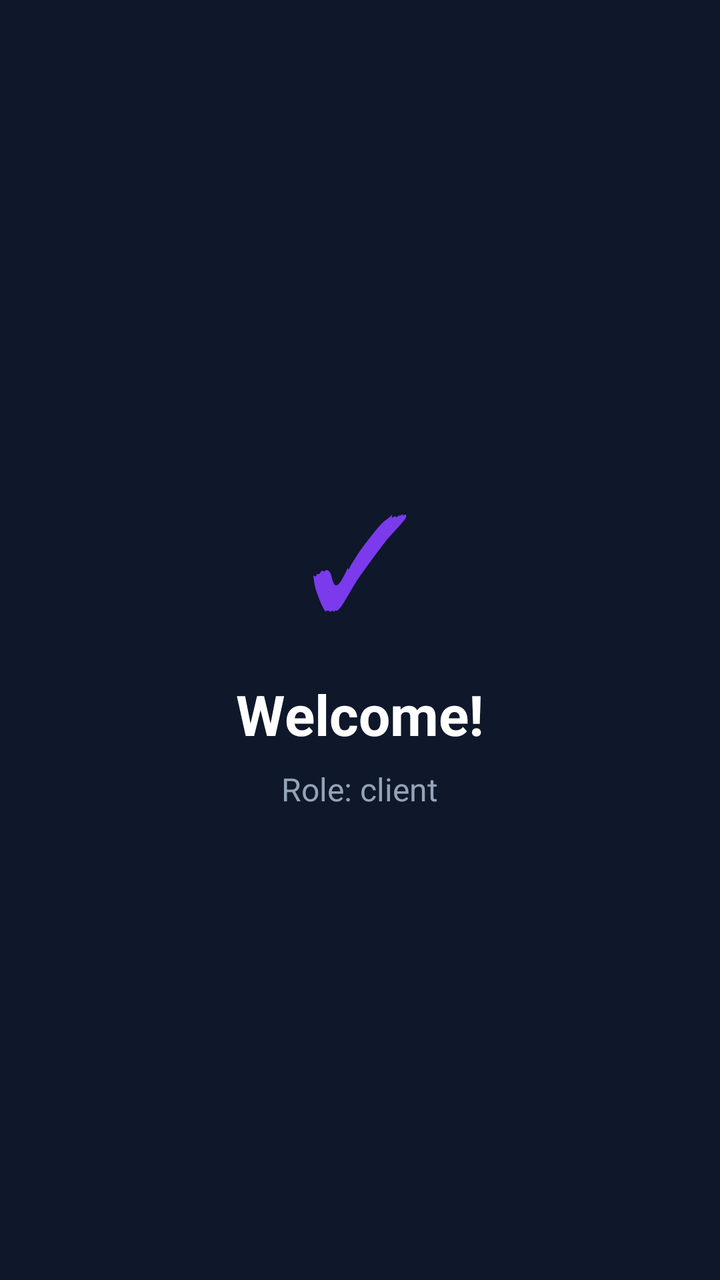
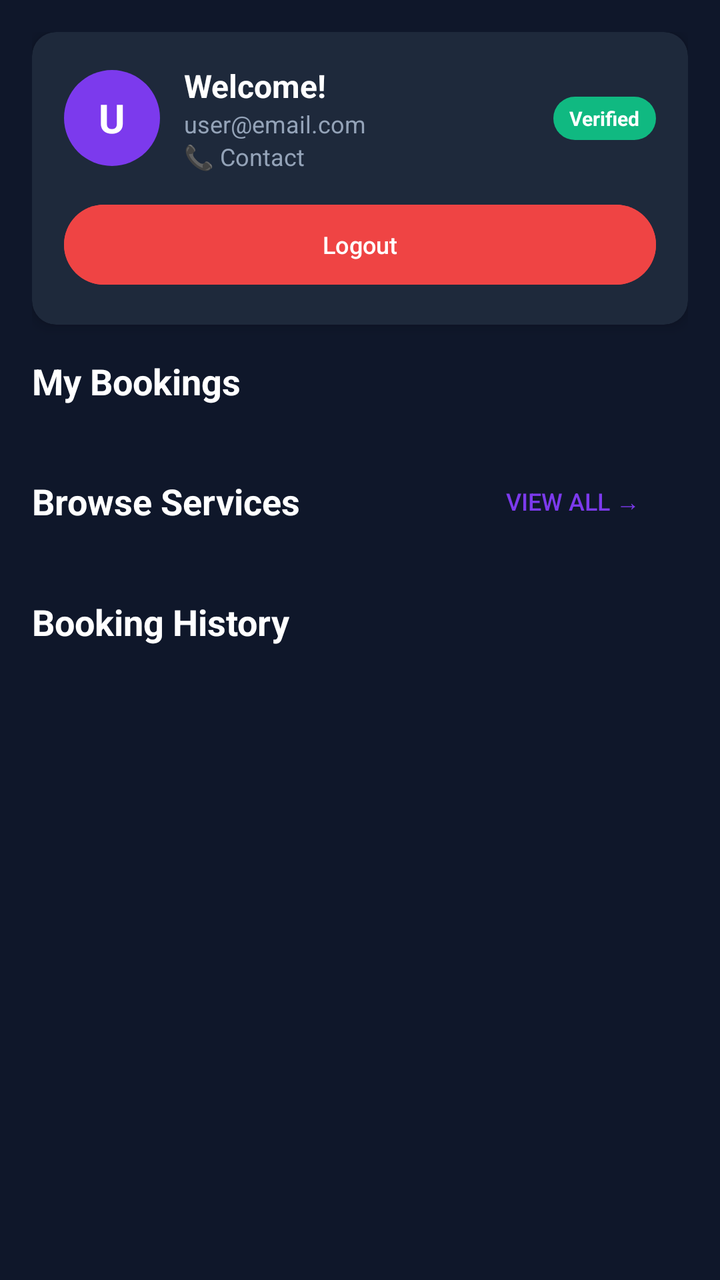

An Android layout rendered at two revisions. The XML below is the earlier revision; the diff shows what the commit changed to produce the second picture.
<!-- AndroidManifest.xml: application theme Theme.CleanIT -->
<!-- res/layout/activity_home.xml -->
<?xml version="1.0" encoding="utf-8"?>
<LinearLayout xmlns:android="http://schemas.android.com/apk/res/android"
    android:layout_width="match_parent"
    android:layout_height="match_parent"
    android:orientation="vertical"
    android:gravity="center"
    android:background="#0F172A"
    android:padding="24dp">

    <TextView
        android:layout_width="wrap_content"
        android:layout_height="wrap_content"
        android:text="✓"
        android:textSize="64sp"
        android:textColor="#7C3AED"
        android:layout_marginBottom="16dp"/>

    <TextView
        android:id="@+id/tvWelcome"
        android:layout_width="wrap_content"
        android:layout_height="wrap_content"
        android:text="Welcome!"
        android:textSize="28sp"
        android:textStyle="bold"
        android:textColor="#FFFFFF"
        android:layout_marginBottom="8dp"/>

    <TextView
        android:id="@+id/tvRole"
        android:layout_width="wrap_content"
        android:layout_height="wrap_content"
        android:text="Role: client"
        android:textSize="16sp"
        android:textColor="#94A3B8"/>

</LinearLayout>
<!-- resources referenced by this layout -->
<resources>
  <style name="Theme.CleanIT" parent="Base.Theme.CleanIT" />
  <style name="Base.Theme.CleanIT" parent="Theme.Material3.DayNight.NoActionBar">
          
          
      </style>
</resources>

<!-- the commit's change to res/layout/activity_home.xml (unified diff, before → after) -->
@@ -1,36 +1,274 @@
 <?xml version="1.0" encoding="utf-8"?>
-<LinearLayout xmlns:android="http://schemas.android.com/apk/res/android"
+<ScrollView xmlns:android="http://schemas.android.com/apk/res/android"
+    xmlns:app="http://schemas.android.com/apk/res-auto"
     android:layout_width="match_parent"
     android:layout_height="match_parent"
-    android:orientation="vertical"
-    android:gravity="center"
     android:background="#0F172A"
-    android:padding="24dp">
-
-    <TextView
-        android:layout_width="wrap_content"
+    android:fillViewport="true">
+
+    <LinearLayout
+        android:layout_width="match_parent"
         android:layout_height="wrap_content"
-        android:text="✓"
-        android:textSize="64sp"
-        android:textColor="#7C3AED"
-        android:layout_marginBottom="16dp"/>
-
-    <TextView
-        android:id="@+id/tvWelcome"
-        android:layout_width="wrap_content"
-        android:layout_height="wrap_content"
-        android:text="Welcome!"
-        android:textSize="28sp"
-        android:textStyle="bold"
-        android:textColor="#FFFFFF"
-        android:layout_marginBottom="8dp"/>
-
-    <TextView
-        android:id="@+id/tvRole"
-        android:layout_width="wrap_content"
-        android:layout_height="wrap_content"
-        android:text="Role: client"
-        android:textSize="16sp"
-        android:textColor="#94A3B8"/>
-
-</LinearLayout>
+        android:orientation="vertical"
+        android:padding="16dp">
+
+        
+        <androidx.cardview.widget.CardView
+            android:layout_width="match_parent"
+            android:layout_height="wrap_content"
+            android:layout_marginBottom="16dp"
+            app:cardBackgroundColor="#1E293B"
+            app:cardCornerRadius="12dp"
+            app:cardElevation="4dp">
+
+            <LinearLayout
+                android:layout_width="match_parent"
+                android:layout_height="wrap_content"
+                android:orientation="vertical"
+                android:padding="16dp">
+
+                <LinearLayout
+                    android:layout_width="match_parent"
+                    android:layout_height="wrap_content"
+                    android:orientation="horizontal"
+                    android:gravity="center_vertical">
+
+                    
+                    <TextView
+                        android:layout_width="48dp"
+                        android:layout_height="48dp"
+                        android:background="@drawable/bg_avatar"
+                        android:gravity="center"
+                        android:text="U"
+                        android:textColor="#FFFFFF"
+                        android:textSize="20sp"
+                        android:textStyle="bold"/>
+
+                    
+                    <LinearLayout
+                        android:layout_width="0dp"
+                        android:layout_height="wrap_content"
+                        android:layout_weight="1"
+                        android:layout_marginStart="12dp"
+                        android:orientation="vertical">
+
+                        <TextView
+                            android:id="@+id/tvWelcome"
+                            android:layout_width="wrap_content"
+                            android:layout_height="wrap_content"
+                            android:text="Welcome!"
+                            android:textColor="#FFFFFF"
+                            android:textSize="16sp"
+                            android:textStyle="bold"/>
+
+                        <TextView
+                            android:id="@+id/tvEmail"
+                            android:layout_width="wrap_content"
+                            android:layout_height="wrap_content"
+                            android:text="user@email.com"
+                            android:textColor="#94A3B8"
+                            android:textSize="12sp"/>
+
+                        <TextView
+                            android:id="@+id/tvContact"
+                            android:layout_width="wrap_content"
+                            android:layout_height="wrap_content"
+                            android:text="📞 Contact"
+                            android:textColor="#94A3B8"
+                            android:textSize="12sp"/>
+
+                    </LinearLayout>
+
+                    
+                    <TextView
+                        android:id="@+id/tvVerificationStatus"
+                        android:layout_width="wrap_content"
+                        android:layout_height="wrap_content"
+                        android:text="Verified"
+                        android:textColor="#FFFFFF"
+                        android:textSize="10sp"
+                        android:textStyle="bold"
+                        android:paddingHorizontal="8dp"
+                        android:paddingVertical="4dp"
+                        android:background="@drawable/badge_verified"/>
+
+                </LinearLayout>
+
+                
+                <Button
+                    android:id="@+id/btnLogout"
+                    android:layout_width="match_parent"
+                    android:layout_height="wrap_content"
+                    android:layout_marginTop="12dp"
+                    android:text="Logout"
+                    android:textColor="#FFFFFF"
+                    android:backgroundTint="#EF4444"
+                    android:textSize="12sp"/>
+
+            </LinearLayout>
+
+        </androidx.cardview.widget.CardView>
+
+        
+        <TextView
+            android:id="@+id/tvErrorMessage"
+            android:layout_width="match_parent"
+            android:layout_height="wrap_content"
+            android:layout_marginBottom="8dp"
+            android:background="@drawable/bg_error_message"
+            android:padding="12dp"
+            android:text="Error message"
+            android:textColor="#DC2626"
+            android:textSize="12sp"
+            android:visibility="gone"/>
+
+        <TextView
+            android:id="@+id/tvSuccessMessage"
+            android:layout_width="match_parent"
+            android:layout_height="wrap_content"
+            android:layout_marginBottom="8dp"
+            android:background="@drawable/bg_success_message"
+            android:padding="12dp"
+            android:text="Success message"
+            android:textColor="#059669"
+            android:textSize="12sp"
+            android:visibility="gone"/>
+
+        
+        <TextView
+            android:layout_width="wrap_content"
+            android:layout_height="wrap_content"
+            android:text="My Bookings"
+            android:textColor="#FFFFFF"
+            android:textSize="18sp"
+            android:textStyle="bold"
+            android:layout_marginBottom="8dp"/>
+
+        <ProgressBar
+            android:id="@+id/progressActiveBookings"
+            android:layout_width="wrap_content"
+            android:layout_height="wrap_content"
+            android:layout_gravity="center"
+            android:visibility="gone"/>
+
+        <TextView
+            android:id="@+id/tvNoActiveBookings"
+            android:layout_width="match_parent"
+            android:layout_height="wrap_content"
+            android:text="📅 No Active Bookings\nYour active bookings will appear here."
+            android:textColor="#94A3B8"
+            android:textSize="14sp"
+            android:gravity="center"
+            android:padding="32dp"
+            android:background="@drawable/bg_empty_state"
+            android:visibility="gone"/>
+
+        <androidx.recyclerview.widget.RecyclerView
+            android:id="@+id/rvActiveBookings"
+            android:layout_width="match_parent"
+            android:layout_height="wrap_content"
+            android:layout_marginBottom="16dp"/>
+
+        
+        <LinearLayout
+            android:layout_width="match_parent"
+            android:layout_height="wrap_content"
+            android:orientation="horizontal"
+            android:gravity="center_vertical"
+            android:layout_marginBottom="8dp">
+
+            <TextView
+                android:layout_width="0dp"
+                android:layout_height="wrap_content"
+                android:layout_weight="1"
+                android:text="Browse Services"
+                android:textColor="#FFFFFF"
+                android:textSize="18sp"
+                android:textStyle="bold"/>
+
+            <Button
+                android:id="@+id/btnViewAllServices"
+                android:layout_width="wrap_content"
+                android:layout_height="wrap_content"
+                android:text="View All →"
+                android:textColor="#7C3AED"
+                android:backgroundTint="#1E293B"
+                android:textSize="12sp"
+                style="?android:attr/borderlessButtonStyle"/>
+
+        </LinearLayout>
+
+        
+        <TextView
+            android:id="@+id/tvVerificationLock"
+            android:layout_width="match_parent"
+            android:layout_height="wrap_content"
+            android:layout_marginBottom="8dp"
+            android:background="@drawable/bg_warning_message"
+            android:padding="12dp"
+            android:text="🔒 Services are locked. Please wait for admin verification to unlock booking."
+            android:textColor="#D97706"
+            android:textSize="12sp"
+            android:visibility="gone"/>
+
+        <ProgressBar
+            android:id="@+id/progressServices"
+            android:layout_width="wrap_content"
+            android:layout_height="wrap_content"
+            android:layout_gravity="center"
+            android:visibility="gone"/>
+
+        <androidx.recyclerview.widget.RecyclerView
+            android:id="@+id/rvServices"
+            android:layout_width="match_parent"
+            android:layout_height="wrap_content"
+            android:layout_marginBottom="16dp"
+            android:clipToPadding="false"
+            android:paddingStart="0dp"
+            android:paddingEnd="8dp"/>
+
+        
+        <TextView
+            android:layout_width="wrap_content"
+            android:layout_height="wrap_content"
+            android:text="Booking History"
+            android:textColor="#FFFFFF"
+            android:textSize="18sp"
+            android:textStyle="bold"
+            android:layout_marginBottom="8dp"/>
+
+        <ProgressBar
+            android:id="@+id/progressBookingHistory"
+            android:layout_width="wrap_content"
+            android:layout_height="wrap_content"
+            android:layout_gravity="center"
+            android:visibility="gone"/>
+
+        <TextView
+            android:id="@+id/tvNoBookingHistory"
+            android:layout_width="match_parent"
+            android:layout_height="wrap_content"
+            android:text="📅 No Booking History\nYour completed bookings will appear here."
+            android:textColor="#94A3B8"
+            android:textSize="14sp"
+            android:gravity="center"
+            android:padding="32dp"
+            android:background="@drawable/bg_empty_state"
+            android:visibility="gone"/>
+
+        <androidx.recyclerview.widget.RecyclerView
+            android:id="@+id/rvBookingHistory"
+            android:layout_width="match_parent"
+            android:layout_height="wrap_content"/>
+
+        <ProgressBar
+            android:id="@+id/progressBar"
+            android:layout_width="wrap_content"
+            android:layout_height="wrap_content"
+            android:layout_gravity="center"
+            android:layout_marginTop="16dp"
+            android:visibility="gone"/>
+
+    </LinearLayout>
+
+</ScrollView>
<!-- resource entries referenced after the edit -->
@@ -1,5 +1,45 @@
 <!-- resources referenced by this layout -->
 <resources>
+  <!-- drawable badge_verified (drawable) -->
+  <?xml version="1.0" encoding="utf-8"?>
+  <shape xmlns:android="http://schemas.android.com/apk/res/android">
+      <solid android:color="#10B981"/>
+      <corners android:radius="12dp"/>
+  </shape>
+  <!-- drawable bg_avatar (drawable) -->
+  <?xml version="1.0" encoding="utf-8"?>
+  <shape xmlns:android="http://schemas.android.com/apk/res/android"
+      android:shape="oval">
+      <solid android:color="#7C3AED"/>
+  </shape>
+  <!-- drawable bg_empty_state (drawable) -->
+  <?xml version="1.0" encoding="utf-8"?>
+  <shape xmlns:android="http://schemas.android.com/apk/res/android">
+      <solid android:color="#1E293B"/>
+      <corners android:radius="12dp"/>
+      <stroke android:width="1dp" android:color="#334155"/>
+  </shape>
+  <!-- drawable bg_error_message (drawable) -->
+  <?xml version="1.0" encoding="utf-8"?>
+  <shape xmlns:android="http://schemas.android.com/apk/res/android">
+      <solid android:color="#FEE2E2"/>
+      <corners android:radius="8dp"/>
+      <stroke android:width="1dp" android:color="#FCA5A5"/>
+  </shape>
+  <!-- drawable bg_success_message (drawable) -->
+  <?xml version="1.0" encoding="utf-8"?>
+  <shape xmlns:android="http://schemas.android.com/apk/res/android">
+      <solid android:color="#D1FAE5"/>
+      <corners android:radius="8dp"/>
+      <stroke android:width="1dp" android:color="#6EE7B7"/>
+  </shape>
+  <!-- drawable bg_warning_message (drawable) -->
+  <?xml version="1.0" encoding="utf-8"?>
+  <shape xmlns:android="http://schemas.android.com/apk/res/android">
+      <solid android:color="#FEF3C7"/>
+      <corners android:radius="8dp"/>
+      <stroke android:width="1dp" android:color="#FCD34D"/>
+  </shape>
   <style name="Theme.CleanIT" parent="Base.Theme.CleanIT" />
   <style name="Base.Theme.CleanIT" parent="Theme.Material3.DayNight.NoActionBar">
           
